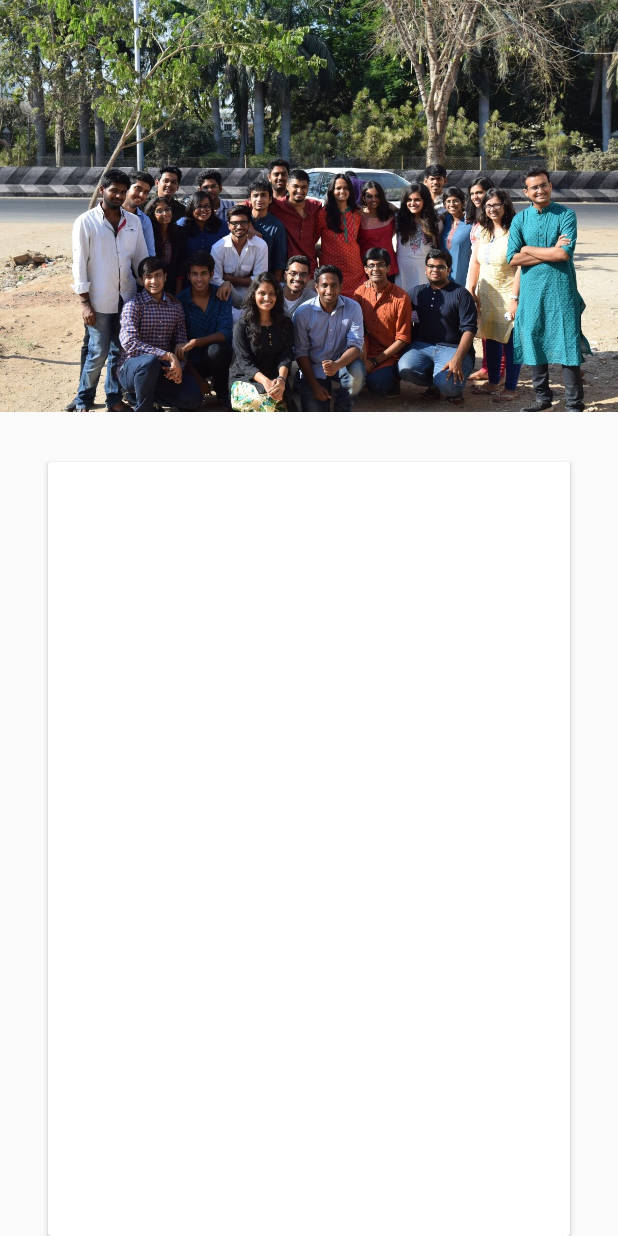
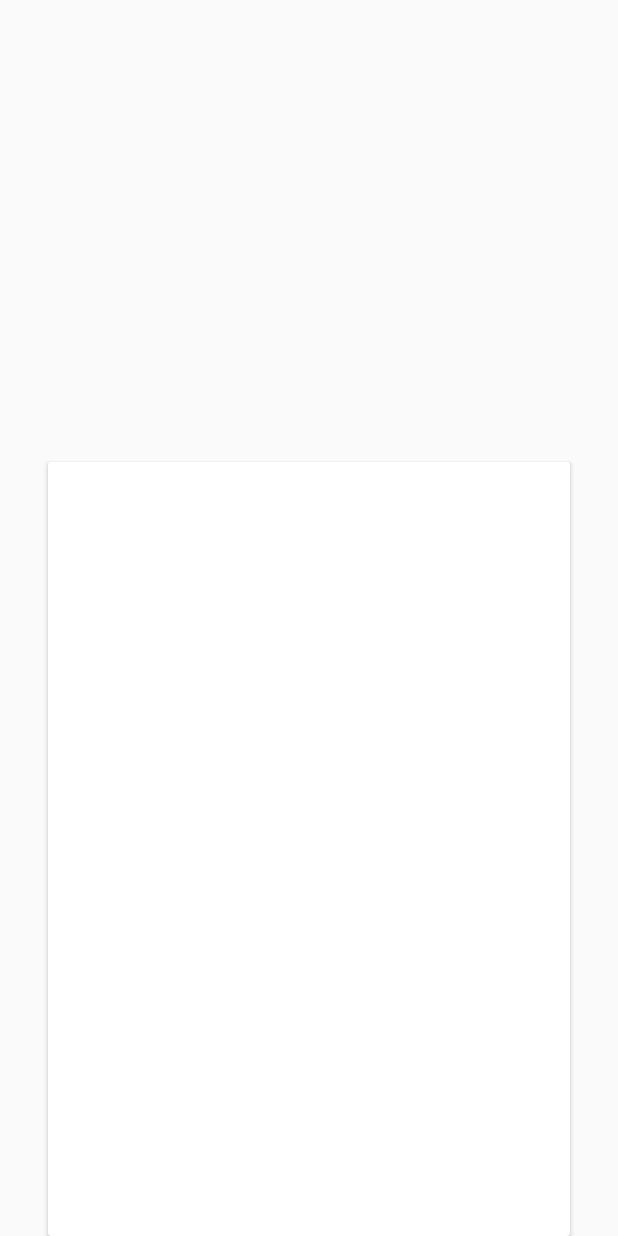
Before and after one commit to abhinav-adtechs/Yearbook-Android-Client, an Android app: the layout fragment_team_view.xml on its own in the app's theme, with its tools: preview values and no code run, on a phone screen of 412 x 824 dp. Run offline under Robolectric (Android 15) with nearby library versions, the phone set to English and light mode, and no system bars.

Commit message:
conversion to webp

```diff
--- a/app/src/main/res/layout/fragment_team_view.xml
+++ b/app/src/main/res/layout/fragment_team_view.xml
@@ -6,7 +6,6 @@
     android:layout_height="match_parent">
 
     <ImageView
-        android:src="@drawable/ybteam2017"
         android:layout_width="0dp"
         android:layout_height="300dp"
         android:scaleType="fitStart"
```
Also changed, not shown: app/src/main/res/drawable/comingsoon.jpg (deleted), app/src/main/res/drawable/yb2016_cover.jpg (deleted), app/src/main/res/drawable/yb2016_cover.webp (added), app/src/main/res/drawable/yb2017_cover.jpg (deleted), app/src/main/res/drawable/yb2017_cover.webp (added), app/src/main/res/drawable/ybteam2017.jpg (deleted).
